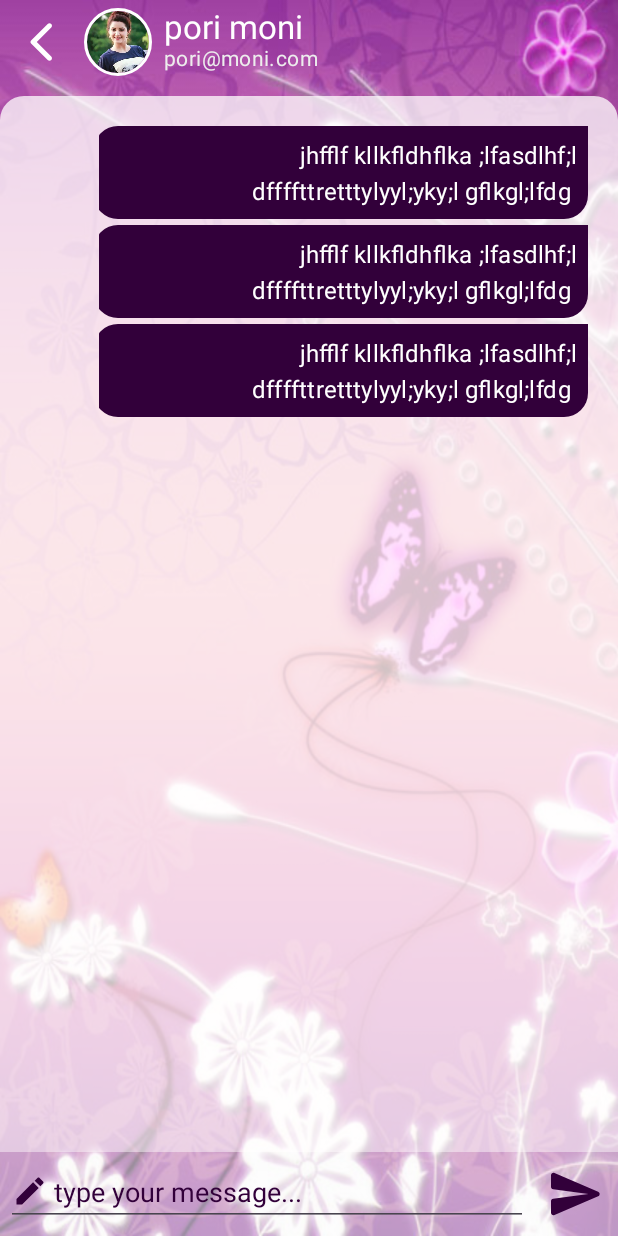
After one commit to mehedidevs/Ciscord, an Android app: the layout fragment_chat.xml on its own in the app's theme, with its tools: preview values and no code run, on a phone screen of 412 x 824 dp. The commit adds this screen. Run offline under Robolectric (Android 15) with nearby library versions, the phone set to English and light mode, and no system bars.

Commit message:
working on chat

```diff
--- a/app/build.gradle
+++ b/app/build.gradle
@@ -71,4 +71,8 @@ dependencies {
     implementation 'com.github.bumptech.glide:glide:4.12.0'
     annotationProcessor 'com.github.bumptech.glide:compiler:4.12.0'
 
+
+
+
+
 }
--- /dev/null
+++ b/app/src/main/java/com/ciscord/talk/chat/hangout/ChatFragment.kt
@@ -0,0 +1,59 @@
+package com.ciscord.talk.chat.hangout
+
+import android.os.Bundle
+import androidx.fragment.app.Fragment
+import android.view.LayoutInflater
+import android.view.View
+import android.view.ViewGroup
+
+// TODO: Rename parameter arguments, choose names that match
+// the fragment initialization parameters, e.g. ARG_ITEM_NUMBER
+private const val ARG_PARAM1 = "param1"
+private const val ARG_PARAM2 = "param2"
+
+/**
+ * A simple [Fragment] subclass.
+ * Use the [ChatFragment.newInstance] factory method to
+ * create an instance of this fragment.
+ */
+class ChatFragment : Fragment() {
+    // TODO: Rename and change types of parameters
+    private var param1: String? = null
+    private var param2: String? = null
+
+    override fun onCreate(savedInstanceState: Bundle?) {
+        super.onCreate(savedInstanceState)
+        arguments?.let {
+            param1 = it.getString(ARG_PARAM1)
+            param2 = it.getString(ARG_PARAM2)
+        }
+    }
+
+    override fun onCreateView(
+        inflater: LayoutInflater, container: ViewGroup?,
+        savedInstanceState: Bundle?
+    ): View? {
+        // Inflate the layout for this fragment
+        return inflater.inflate(R.layout.fragment_chat, container, false)
+    }
+
+    companion object {
+        /**
+         * Use this factory method to create a new instance of
+         * this fragment using the provided parameters.
+         *
+         * @param param1 Parameter 1.
+         * @param param2 Parameter 2.
+         * @return A new instance of fragment ChatFragment.
+         */
+        // TODO: Rename and change types and number of parameters
+        @JvmStatic
+        fun newInstance(param1: String, param2: String) =
+            ChatFragment().apply {
+                arguments = Bundle().apply {
+                    putString(ARG_PARAM1, param1)
+                    putString(ARG_PARAM2, param2)
+                }
+            }
+    }
+}
--- /dev/null
+++ b/app/src/main/java/com/ciscord/talk/chat/hangout/Message.kt
@@ -0,0 +1,8 @@
+package com.ciscord.talk.chat.hangout
+
+data class Message(
+    val msg: String = "",
+    val senderId: String = "",
+    val receiver: String = "",
+    val msgID: String = ""
+)
--- /dev/null
+++ b/app/src/main/res/drawable/ic_write_24.xml
@@ -0,0 +1,5 @@
+<vector android:height="24dp" android:tint="#FFFFFF"
+    android:viewportHeight="24" android:viewportWidth="24"
+    android:width="24dp" xmlns:android="http://schemas.android.com/apk/res/android">
+    <path android:fillColor="@android:color/white" android:pathData="M3,17.25V21h3.75L17.81,9.94l-3.75,-3.75L3,17.25zM20.71,7.04c0.39,-0.39 0.39,-1.02 0,-1.41l-2.34,-2.34c-0.39,-0.39 -1.02,-0.39 -1.41,0l-1.83,1.83 3.75,3.75 1.83,-1.83z"/>
+</vector>
--- /dev/null
+++ b/app/src/main/res/drawable/left_bubble.xml
@@ -0,0 +1,14 @@
+<?xml version="1.0" encoding="utf-8"?>
+<shape xmlns:android="http://schemas.android.com/apk/res/android">
+
+    <solid android:color="@color/white" />
+
+    <corners
+        android:bottomLeftRadius="16dp"
+        android:bottomRightRadius="16dp"
+        android:topRightRadius="16dp"
+
+        />
+
+
+</shape>
--- /dev/null
+++ b/app/src/main/res/drawable/right_bubble.xml
@@ -0,0 +1,14 @@
+<?xml version="1.0" encoding="utf-8"?>
+<shape xmlns:android="http://schemas.android.com/apk/res/android">
+
+    <solid android:color="@color/purple_text" />
+
+    <corners
+        android:bottomLeftRadius="16dp"
+        android:bottomRightRadius="16dp"
+        android:topLeftRadius="16dp"
+
+        />
+
+
+</shape>
--- /dev/null
+++ b/app/src/main/res/drawable/round_arrow_back_ios_24.xml
@@ -0,0 +1,5 @@
+<vector android:autoMirrored="true" android:height="24dp"
+    android:tint="#FFFFFF" android:viewportHeight="24"
+    android:viewportWidth="24" android:width="24dp" xmlns:android="http://schemas.android.com/apk/res/android">
+    <path android:fillColor="@android:color/white" android:pathData="M16.62,2.99c-0.49,-0.49 -1.28,-0.49 -1.77,0L6.54,11.3c-0.39,0.39 -0.39,1.02 0,1.41l8.31,8.31c0.49,0.49 1.28,0.49 1.77,0s0.49,-1.28 0,-1.77L9.38,12l7.25,-7.25c0.48,-0.48 0.48,-1.28 -0.01,-1.76z"/>
+</vector>
--- /dev/null
+++ b/app/src/main/res/drawable/round_send_24.xml
@@ -0,0 +1,5 @@
+<vector android:autoMirrored="true" android:height="24dp"
+    android:tint="#FFFFFF" android:viewportHeight="24"
+    android:viewportWidth="24" android:width="24dp" xmlns:android="http://schemas.android.com/apk/res/android">
+    <path android:fillColor="@android:color/white" android:pathData="M3.4,20.4l17.45,-7.48c0.81,-0.35 0.81,-1.49 0,-1.84L3.4,3.6c-0.66,-0.29 -1.39,0.2 -1.39,0.91L2,9.12c0,0.5 0.37,0.93 0.87,0.99L17,12 2.87,13.88c-0.5,0.07 -0.87,0.5 -0.87,1l0.01,4.61c0,0.71 0.73,1.2 1.39,0.91z"/>
+</vector>
--- /dev/null
+++ b/app/src/main/res/drawable/top_rounded_chat_back.xml
@@ -0,0 +1,12 @@
+<?xml version="1.0" encoding="utf-8"?>
+<shape xmlns:android="http://schemas.android.com/apk/res/android">
+
+    <corners
+        android:topLeftRadius="16dp"
+        android:topRightRadius="16dp" />
+
+
+    <solid android:color="#C1FFFEFE" />
+
+
+</shape>
--- /dev/null
+++ b/app/src/main/res/layout/fragment_chat.xml
@@ -0,0 +1,131 @@
+<?xml version="1.0" encoding="utf-8"?>
+<androidx.constraintlayout.widget.ConstraintLayout xmlns:android="http://schemas.android.com/apk/res/android"
+    xmlns:app="http://schemas.android.com/apk/res-auto"
+    xmlns:tools="http://schemas.android.com/tools"
+    android:layout_width="match_parent"
+    android:layout_height="match_parent"
+    android:background="@drawable/chat_bac"
+    tools:context=".ChatFragment">
+
+    <androidx.constraintlayout.widget.ConstraintLayout
+        android:id="@+id/topChatLayout"
+        android:layout_width="match_parent"
+        android:layout_height="wrap_content"
+        app:layout_constraintEnd_toEndOf="parent"
+        app:layout_constraintStart_toStartOf="parent"
+        app:layout_constraintTop_toTopOf="parent">
+
+        <ImageView
+            android:id="@+id/backBtn"
+            android:layout_width="56dp"
+            android:layout_height="56dp"
+            android:padding="12dp"
+            android:src="@drawable/round_arrow_back_ios_24"
+            app:layout_constraintStart_toStartOf="parent"
+            app:layout_constraintTop_toTopOf="parent" />
+
+        <de.hdodenhof.circleimageview.CircleImageView
+            android:id="@+id/profile_image"
+            android:layout_width="45dp"
+            android:layout_height="45dp"
+            android:src="@drawable/img"
+            app:civ_border_color="#FFFFFF"
+            app:civ_border_width="2dp"
+            app:layout_constraintBottom_toBottomOf="@id/backBtn"
+            app:layout_constraintStart_toEndOf="@id/backBtn"
+            app:layout_constraintTop_toTopOf="@id/backBtn" />
+
+
+        <TextView
+            android:id="@+id/nameTv"
+            android:layout_width="wrap_content"
+            android:layout_height="wrap_content"
+            android:layout_marginStart="8dp"
+            android:includeFontPadding="false"
+            android:text="pori moni"
+            android:textAppearance="@style/TextAppearance.Material3.TitleLarge"
+            android:textColor="@color/white"
+            app:layout_constraintStart_toEndOf="@id/profile_image"
+            app:layout_constraintTop_toTopOf="@id/profile_image" />
+
+
+        <TextView
+            android:layout_width="wrap_content"
+            android:layout_height="wrap_content"
+            android:includeFontPadding="false"
+            android:text="pori@moni.com"
+            android:textAppearance="@style/TextAppearance.Material3.BodyMedium"
+            android:textColor="#EDEDED"
+            app:layout_constraintStart_toStartOf="@id/nameTv"
+            app:layout_constraintTop_toBottomOf="@id/nameTv" />
+
+
+    </androidx.constraintlayout.widget.ConstraintLayout>
+
+    <androidx.constraintlayout.widget.ConstraintLayout
+        android:id="@+id/mainChatLayout"
+        android:layout_width="match_parent"
+        android:layout_height="0dp"
+        android:layout_marginTop="8dp"
+        android:background="@drawable/top_rounded_chat_back"
+        app:layout_constraintBottom_toTopOf="@id/bottomChatLayout"
+        app:layout_constraintEnd_toEndOf="parent"
+        app:layout_constraintStart_toStartOf="parent"
+        app:layout_constraintTop_toBottomOf="@id/topChatLayout">
+
+
+        <androidx.recyclerview.widget.RecyclerView
+            tools:listitem="@layout/item_right_chat"
+            android:id="@+id/chatRcv"
+            android:layout_width="match_parent"
+            android:layout_height="0dp"
+            android:layout_margin="16dp"
+            app:layout_constraintBottom_toBottomOf="parent"
+            app:layout_constraintEnd_toEndOf="parent"
+            app:layout_constraintStart_toStartOf="parent"
+            app:layout_constraintTop_toTopOf="parent" />
+
+
+    </androidx.constraintlayout.widget.ConstraintLayout>
+
+
+    <androidx.constraintlayout.widget.ConstraintLayout
+        android:id="@+id/bottomChatLayout"
+        android:layout_width="match_parent"
+        android:layout_height="wrap_content"
+        android:background="#8FFBFBFB"
+        app:layout_constraintBottom_toBottomOf="parent"
+        app:layout_constraintEnd_toEndOf="parent"
+        app:layout_constraintStart_toStartOf="parent">
+
+        <EditText
+            android:layout_width="0dp"
+            android:layout_height="wrap_content"
+            android:layout_margin="4dp"
+            android:drawableStart="@drawable/ic_write_24"
+            android:drawablePadding="4dp"
+            android:drawableTint="@color/purple_text"
+            android:fontFamily="@font/roboto"
+            android:hint="type your message..."
+            android:textColorHint="#32003A"
+            app:layout_constraintEnd_toStartOf="@+id/sendBtn"
+            app:layout_constraintStart_toStartOf="parent"
+            app:layout_constraintTop_toTopOf="parent" />
+
+
+        <ImageView
+            android:id="@+id/sendBtn"
+            android:layout_width="56dp"
+            android:layout_height="56dp"
+            android:padding="8dp"
+            android:src="@drawable/round_send_24"
+            app:layout_constraintBottom_toBottomOf="parent"
+            app:layout_constraintEnd_toEndOf="parent"
+            app:layout_constraintTop_toTopOf="parent"
+            app:tint="#32003A" />
+
+
+    </androidx.constraintlayout.widget.ConstraintLayout>
+
+
+</androidx.constraintlayout.widget.ConstraintLayout>
--- /dev/null
+++ b/app/src/main/res/layout/item_left_chat.xml
@@ -0,0 +1,23 @@
+<?xml version="1.0" encoding="utf-8"?>
+<androidx.constraintlayout.widget.ConstraintLayout xmlns:android="http://schemas.android.com/apk/res/android"
+    xmlns:app="http://schemas.android.com/apk/res-auto"
+    android:layout_width="match_parent"
+    android:layout_height="wrap_content"
+    android:layout_marginEnd="50dp">
+
+    <TextView
+        android:id="@+id/leftChatUI"
+        android:layout_width="wrap_content"
+        android:layout_height="wrap_content"
+        android:layout_margin="4dp"
+        android:background="@drawable/left_bubble"
+        android:fontFamily="@font/roboto"
+        android:padding="8dp"
+        android:text="jhfflf kllkfldhflka ;lfasdlhf;l dffffttretttylyyl;yky;l gflkgl;lfdg "
+        android:textAppearance="@style/TextAppearance.Material3.TitleMedium"
+        android:textColor="@color/purple_text"
+        app:layout_constraintStart_toStartOf="parent"
+        app:layout_constraintTop_toTopOf="parent" />
+
+
+</androidx.constraintlayout.widget.ConstraintLayout>
--- /dev/null
+++ b/app/src/main/res/layout/item_right_chat.xml
@@ -0,0 +1,25 @@
+<?xml version="1.0" encoding="utf-8"?>
+<androidx.constraintlayout.widget.ConstraintLayout xmlns:android="http://schemas.android.com/apk/res/android"
+
+    xmlns:app="http://schemas.android.com/apk/res-auto"
+    android:layout_width="match_parent"
+    android:layout_height="wrap_content"
+    android:layout_marginStart="50dp">
+
+    <TextView
+        android:id="@+id/leftChatUI"
+        android:layout_width="0dp"
+        android:layout_height="wrap_content"
+        android:layout_margin="4dp"
+        android:background="@drawable/right_bubble"
+        android:fontFamily="@font/roboto"
+        android:padding="8dp"
+android:gravity="end"
+        android:text="jhfflf kllkfldhflka ;lfasdlhf;l dffffttretttylyyl;yky;l gflkgl;lfdg "
+        android:textAppearance="@style/TextAppearance.Material3.TitleMedium"
+        android:textColor="@color/white"
+        app:layout_constraintEnd_toEndOf="parent"
+        app:layout_constraintTop_toTopOf="parent" />
+
+
+</androidx.constraintlayout.widget.ConstraintLayout>
--- a/app/src/main/res/navigation/main_nav.xml
+++ b/app/src/main/res/navigation/main_nav.xml
@@ -47,10 +47,18 @@
         <action
             android:id="@+id/action_profileFragment_to_profileEditFragment"
             app:destination="@id/profileEditFragment" />
+        <action
+            android:id="@+id/action_profileFragment_to_chatFragment"
+            app:destination="@id/chatFragment" />
     </fragment>
     <fragment
         android:id="@+id/profileEditFragment"
         android:name="com.ciscord.talk.chat.hangout.ProfileEditFragment"
         android:label="fragment_profile_edit"
         tools:layout="@layout/fragment_profile_edit" />
+    <fragment
+        android:id="@+id/chatFragment"
+        android:name="com.ciscord.talk.chat.hangout.ChatFragment"
+        android:label="fragment_chat"
+        tools:layout="@layout/fragment_chat" />
 </navigation>
--- a/app/src/main/res/values/colors.xml
+++ b/app/src/main/res/values/colors.xml
@@ -2,4 +2,5 @@
 <resources>
     <color name="black">#FF000000</color>
     <color name="white">#FFFFFFFF</color>
+    <color name="purple_text">#32003A</color>
 </resources>
```
Also changed, not shown: app/src/main/res/drawable/chat_bac.jpg (added), app/src/main/res/font/roboto.ttf (added).
